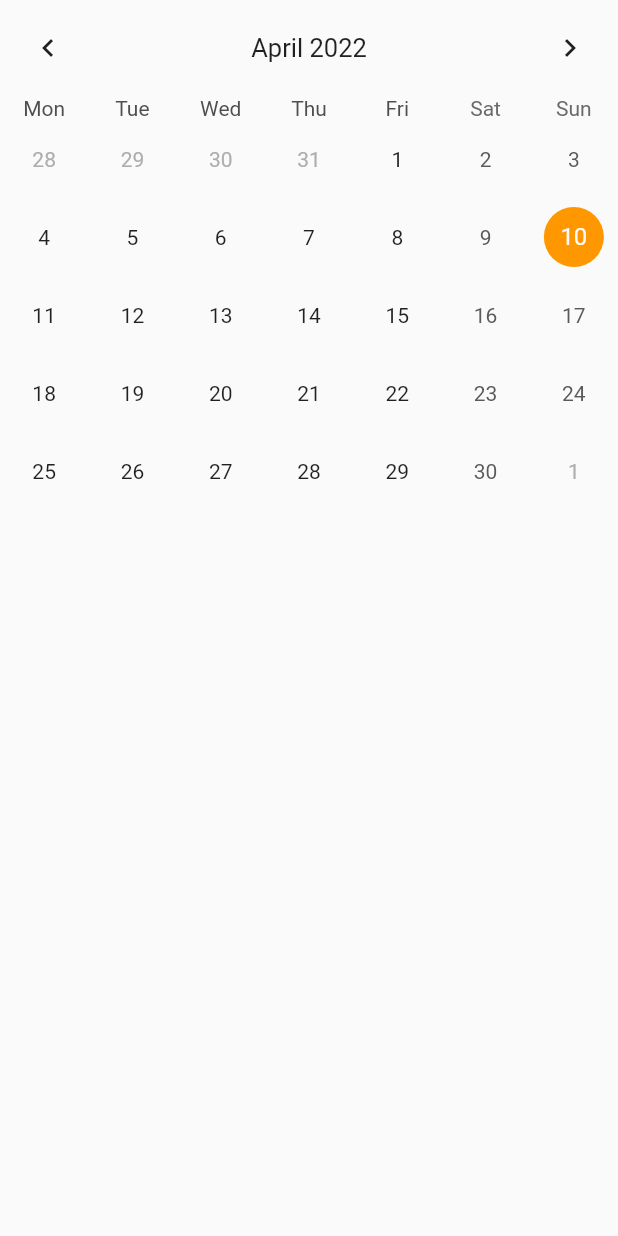
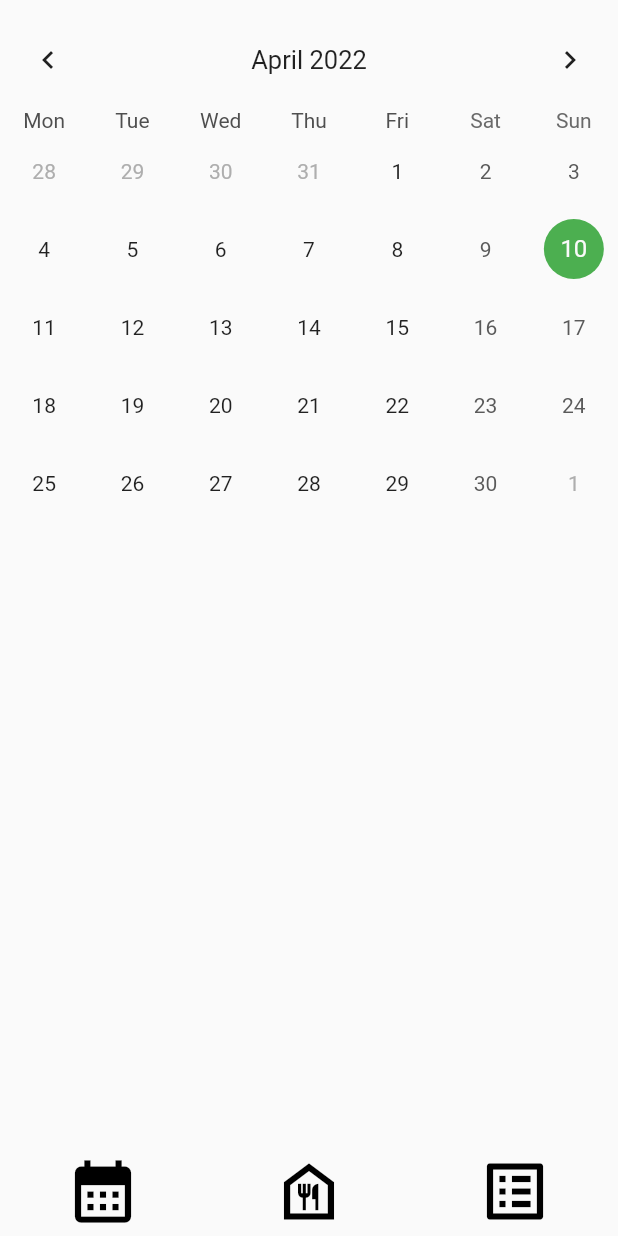
Before and after one commit to christoph-karpowicz/planeat, a Flutter app: the screen it shows after launch, on a phone screen of 412 x 824 dp. Run offline on Flutter 3.47's test engine with Material 2 defaults, Android fonts, the phone set to English and light mode, and no system bars; drawn by our look-alikes of table_calendar; our stand-ins replace sqflite; accounts and stored records are empty.

Commit message:
Adjust layout, add bottom navigation.

```diff
--- a/lib/main.dart
+++ b/lib/main.dart
@@ -83,11 +83,11 @@ class _CalendarViewState extends State<CalendarView> {
   @override
   Widget build(BuildContext context) {
     return Scaffold(
-      body: Center(
-        child: Column(
+      body: Column(
         mainAxisSize: MainAxisSize.min,
         mainAxisAlignment: MainAxisAlignment.center,
         children: <Widget>[
+          const SizedBox(height: 8.0),
           TableCalendar<MealItemDto>(
             firstDay: DateTime.utc(2022, 1, 1),
             lastDay: DateTime.utc(2032, 1, 1),
@@ -102,21 +102,21 @@ class _CalendarViewState extends State<CalendarView> {
             ),
             calendarStyle: CalendarStyle(
               selectedDecoration: BoxDecoration(
-                  color: Colors.orange,
+                color: Colors.green,
                 shape: BoxShape.circle,
               ),
               todayDecoration: BoxDecoration(
-                  color: Colors.orangeAccent,
+                color: Colors.lightGreen,
                 shape: BoxShape.circle,
               ),
             ),
             onDaySelected: _onDaySelected,
           ),
           const SizedBox(height: 8.0),
-            ConstrainedBox(
-              constraints: BoxConstraints(
-                maxHeight: 400.0,
-              ),
+          Expanded(
+            // constraints: BoxConstraints(
+            //   maxHeight: 400.0,
+            // ),
             child: ValueListenableBuilder<List<MealItemDto>>(
               valueListenable: _selectedMeals,
               builder: (context, items, _) {
@@ -147,7 +147,8 @@ class _CalendarViewState extends State<CalendarView> {
           ),
           Row(
             children: [
-                Expanded(child: Container(
+              Expanded(
+                child: Container(
                   margin: EdgeInsets.only(
                     left: 10.0,
                     right: 10.0,
@@ -168,7 +169,7 @@ class _CalendarViewState extends State<CalendarView> {
                           margin: EdgeInsets.all(5.0),
                           alignment: Alignment.center,
                           decoration: BoxDecoration(
-                            color: Colors.orange,
+                            color: Colors.green,
                             borderRadius: BorderRadius.all(Radius.circular(20.0)),
                           ),
                           child: Text(
@@ -186,19 +187,46 @@ class _CalendarViewState extends State<CalendarView> {
                     shrinkWrap: true,
                     scrollDirection: Axis.horizontal,
                   ),
-                )
-                )
+                ),
+              ),
             ],
           ),
-            Expanded(child: const SizedBox(),)
+          Row(
+            children: [
+              Expanded(
+                child: Container(
+                  height: 60,
+                  child: Row(
+                    children: [
+                      Expanded(child: InkWell(
+                        child: Icon(
+                          Icons.calendar_month,
+                          color: Colors.black,
+                          size: 50.0,
+                        ),
+                      )),
+                      Expanded(child: InkWell(
+                        child: Icon(
+                          Icons.food_bank_outlined,
+                          color: Colors.black,
+                          size: 50.0,
+                        ),
+                      )),
+                      Expanded(child: InkWell(
+                        child: Icon(
+                          Icons.list_alt,
+                          color: Colors.black,
+                          size: 50.0,
+                        ),
+                      )),
+                    ],
+                  )
+                ),
+              ),
             ],
           ),
+        ],
       ),
-      // floatingActionButton: FloatingActionButton(
-      //   onPressed: _incrementCounter,
-      //   tooltip: 'Increment',
-      //   child: Icon(Icons.add),
-      // ),
     );
   }
 
@@ -211,7 +239,6 @@ class _CalendarViewState extends State<CalendarView> {
         _rangeEnd = null;
         _rangeSelectionMode = RangeSelectionMode.toggledOff;
       });
-
       _selectedMeals.value = await _getMealsForDay(selectedDay);
     }
   }
```
Lines whose indentation alone changed are shown as unchanged.
